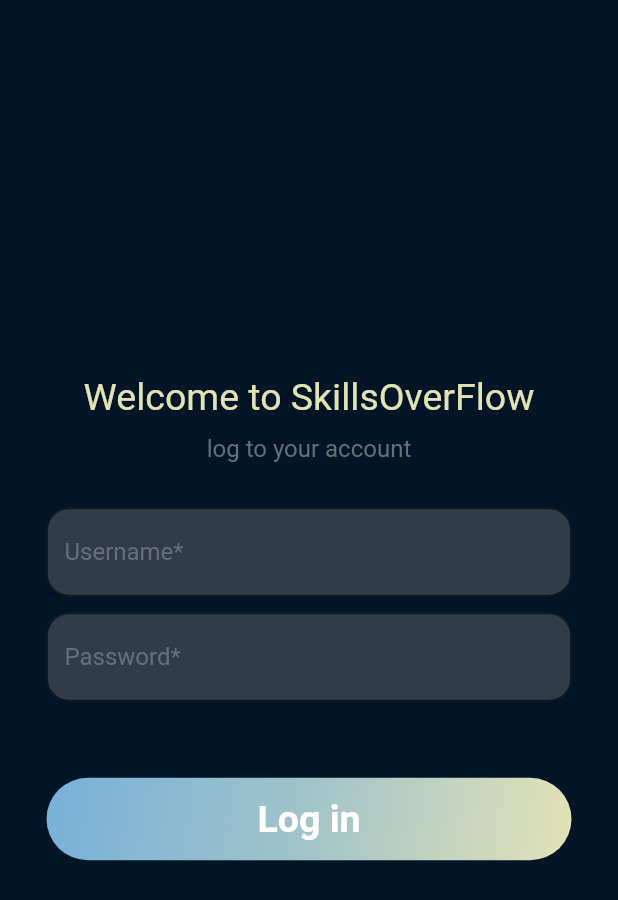
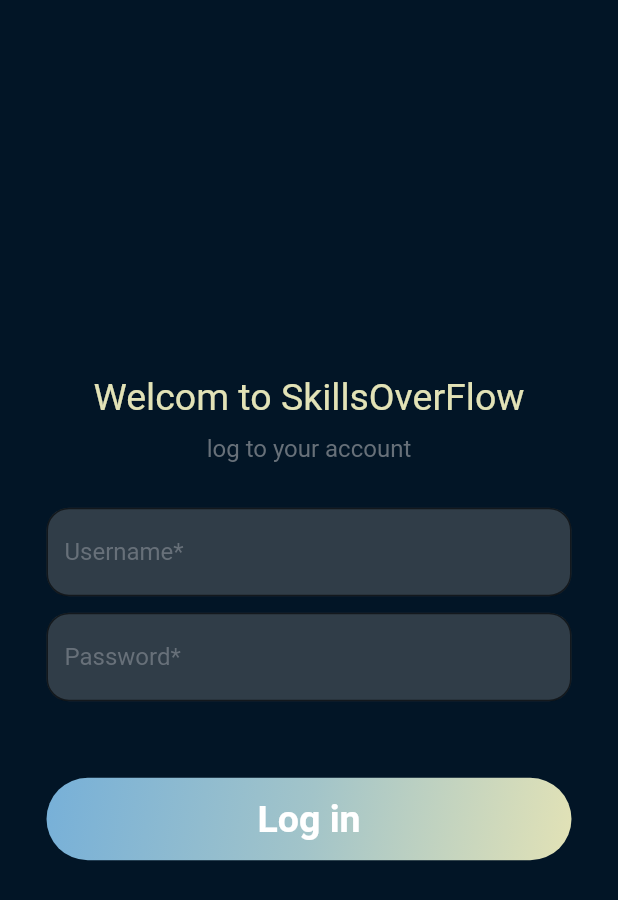
Before and after one commit to MomenAlbash/Problem_Solving_Platform_Flutter, a Flutter app: the SignUpView screen opened by its route, on a phone screen of 412 x 824 dp. Shown: the top 900 px of the screen. Run offline on Flutter 3.47's test engine with Material 2 defaults, Android fonts, the light colour scheme and no system bars.

Commit message:
end loginView and SignUpView

```diff
--- a/lib/views/SignUpView.dart
+++ b/lib/views/SignUpView.dart
@@ -26,7 +26,7 @@ class _SignUpViewState extends State<SignUpView> {
         child: SingleChildScrollView(
           child: Column(
            children: [
-             mediumText(text: 'Welcome to SkillsOverFlow', color: yellowColor),
+             mediumText(text: 'Welcom to SkillsOverFlow', color: yellowColor),
              const SizedBox(height: 10,),
              smallText(text: 'log to your account', color: greyColor),
              const SizedBox(height: 30,),
```
